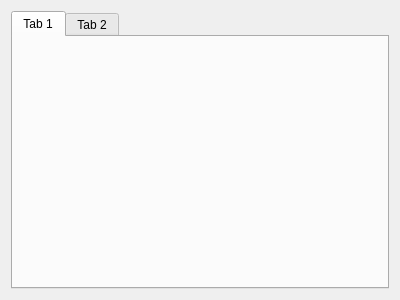
Before: the Qt Designer form calibrationdialog.ui in KITrokopter/GUI-Application, drawn with Qt 5.
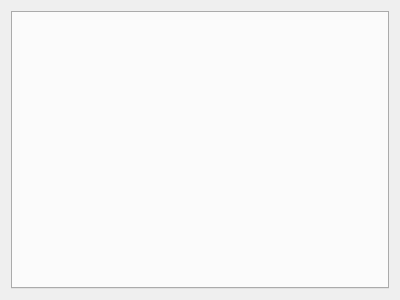
After: the same form once the commit is applied.

```diff
--- a/calibrationdialog.ui
+++ b/calibrationdialog.ui
@@ -19,16 +19,6 @@
      <property name="currentIndex">
       <number>0</number>
      </property>
-     <widget class="QWidget" name="tab">
-      <attribute name="title">
-       <string>Tab 1</string>
-      </attribute>
-     </widget>
-     <widget class="QWidget" name="tab_2">
-      <attribute name="title">
-       <string>Tab 2</string>
-      </attribute>
-     </widget>
     </widget>
    </item>
   </layout>
```
Left out of the diff: 2 changed lines with no effect on the pictures.
